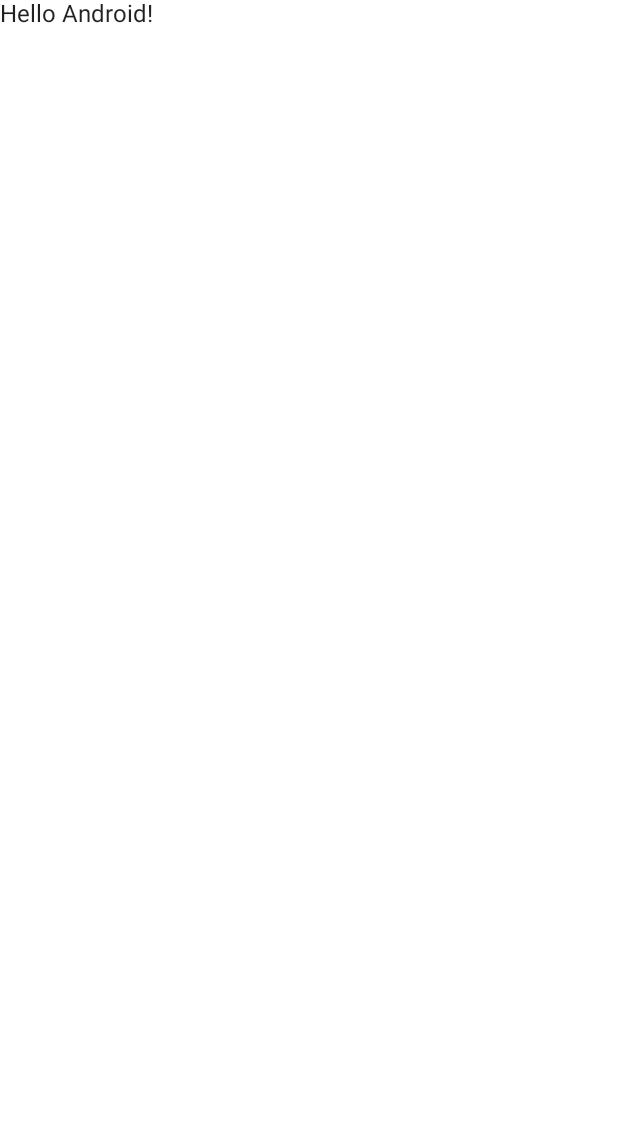
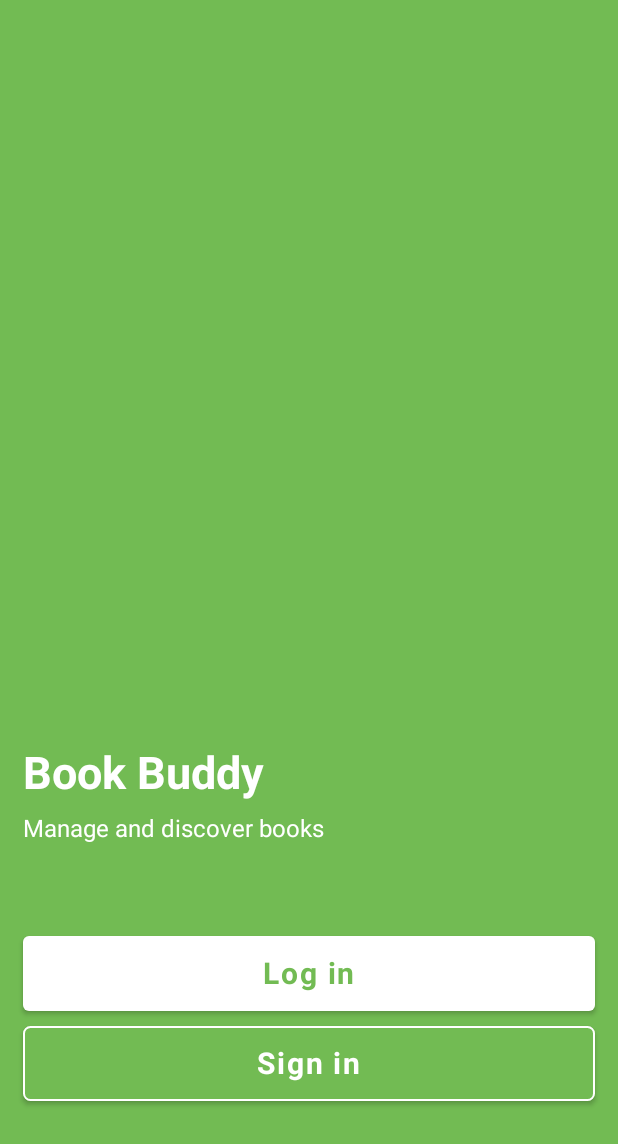
Before and after one commit to rnavarrom/BookBuddyV2, an Android app built with Jetpack Compose: the screen it shows after launch (MainActivity), on a phone screen of 412 x 824 dp. Before the commit the part shown is almost empty. Shown: the top 1144 px of the screen. Run offline under Robolectric (Android 15) with nearby library versions, the phone set to English and light mode, and no system bars.

Commit message:
Feat - New login/sign in screen

```diff
--- a/app/src/main/AndroidManifest.xml
+++ b/app/src/main/AndroidManifest.xml
@@ -12,6 +12,11 @@
         android:theme="@style/Theme.BookBuddyV2"
         tools:targetApi="31">
         <activity
+            android:name=".LogInActivity"
+            android:exported="false"
+            android:label="@string/title_activity_log_in"
+            android:theme="@style/Theme.BookBuddyV2" />
+        <activity
             android:name=".MainActivity"
             android:exported="true"
             android:label="@string/app_name"
--- a/app/src/main/java/com/example/bookbuddyv2/MainActivity.kt
+++ b/app/src/main/java/com/example/bookbuddyv2/MainActivity.kt
@@ -1,15 +1,23 @@
 package com.example.bookbuddyv2
 
+import android.content.Intent
 import android.os.Bundle
 import androidx.activity.ComponentActivity
 import androidx.activity.compose.setContent
-import androidx.compose.foundation.layout.fillMaxSize
-import androidx.compose.material.MaterialTheme
-import androidx.compose.material.Surface
-import androidx.compose.material.Text
+import androidx.compose.foundation.BorderStroke
+import androidx.compose.foundation.background
+import androidx.compose.foundation.layout.*
+import androidx.compose.foundation.shape.RoundedCornerShape
+import androidx.compose.material.*
 import androidx.compose.runtime.Composable
 import androidx.compose.ui.Modifier
+import androidx.compose.ui.graphics.Color
+import androidx.compose.ui.platform.LocalContext
+import androidx.compose.ui.res.colorResource
+import androidx.compose.ui.text.font.FontWeight
 import androidx.compose.ui.tooling.preview.Preview
+import androidx.compose.ui.unit.dp
+import androidx.compose.ui.unit.sp
 import com.example.bookbuddyv2.ui.theme.BookBuddyV2Theme
 
 class MainActivity : ComponentActivity() {
@@ -22,7 +30,7 @@ class MainActivity : ComponentActivity() {
                     modifier = Modifier.fillMaxSize(),
                     color = MaterialTheme.colors.background
                 ) {
-                    Greeting("Android")
+                    LoginSignup()
                 }
             }
         }
@@ -30,14 +38,67 @@ class MainActivity : ComponentActivity() {
 }
 
 @Composable
-fun Greeting(name: String) {
-    Text(text = "Hello $name!")
+fun LoginSignup(){
+    // Fetching the Local Context
+    val mContext = LocalContext.current
+
+    Box(modifier = Modifier
+        .fillMaxWidth()
+        .fillMaxHeight()
+        .background(colorResource(id = R.color.mantis))){
+        Column(modifier = Modifier.padding(horizontal = 15.dp)) {
+            Box(modifier = Modifier.weight(4f)) {}
+            Text(
+                text = "Book Buddy",
+                color = Color.White,
+                fontWeight = FontWeight.Bold,
+                fontSize = 30.sp
+            )
+            Text(
+                text = "Manage and discover books",
+                modifier = Modifier.padding(top = 10.dp),
+                color = Color.White,
+                fontSize = 16.sp
+            )
+            Box(modifier = Modifier.weight(0.5f)){}
+            Button(
+                colors = ButtonDefaults.buttonColors(backgroundColor = Color.White),
+                modifier = Modifier.fillMaxWidth().height(50.dp),
+                onClick = {
+                    mContext.startActivity(Intent(mContext, LogInActivity::class.java))
+                }
+            ) {
+                Text(
+                    text = "Log in",
+                    fontWeight = FontWeight.Bold,
+                    fontSize = 20.sp,
+                    color = colorResource(id = R.color.mantis),
+                )
+            }
+            Button(
+                colors = ButtonDefaults.buttonColors(backgroundColor = colorResource(id = R.color.mantis), ),
+                modifier = Modifier.fillMaxWidth().padding( vertical = 10.dp).padding(bottom = 80.dp).height(50.dp),
+                border = BorderStroke(1.dp, Color.White),
+                shape = RoundedCornerShape(10),
+                onClick = {
+                }
+            ) {
+                Text(
+                    text = "Sign in",
+                    fontWeight = FontWeight.Bold,
+                    fontSize = 20.sp,
+                    color = Color.White
+                )
+            }
+        }
+    }
+
 }
 
 @Preview(showBackground = true)
 @Composable
 fun DefaultPreview() {
     BookBuddyV2Theme {
-        Greeting("Android")
+        LoginSignup()
     }
 }
--- a/app/src/main/res/values/colors.xml
+++ b/app/src/main/res/values/colors.xml
@@ -7,4 +7,5 @@
     <color name="teal_700">#FF018786</color>
     <color name="black">#FF000000</color>
     <color name="white">#FFFFFFFF</color>
+    <color name="mantis">#72bb53</color>
 </resources>
--- a/app/src/main/res/values/strings.xml
+++ b/app/src/main/res/values/strings.xml
@@ -1,3 +1,4 @@
 <resources>
     <string name="app_name">BookBuddyV2</string>
+    <string name="title_activity_log_in">LogInActivity</string>
 </resources>
```
Also changed, not shown: app/src/main/java/com/example/bookbuddyv2/LogInActivity.kt (added, +43 -0 lines).
